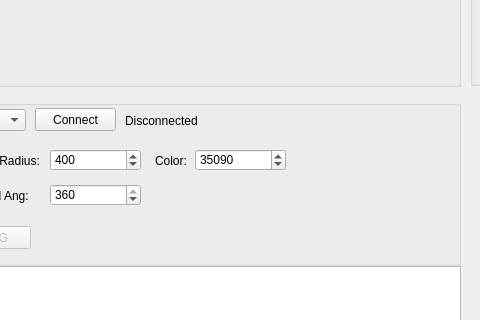
Old version of the form main-des.ui in the repository fossil-fishhhooks/kerr-imaging; both pictures show x 210 to 690 and y 624 to 944 of the 950 by 1029 pixel window.
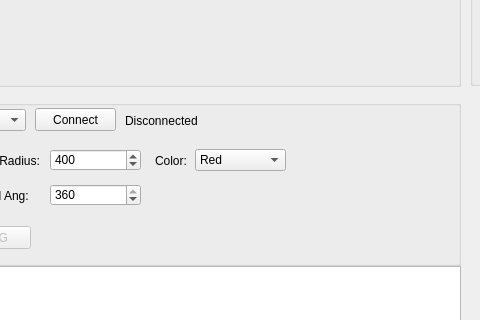
New version of the form.

Diff of the .ui file:
```diff
--- a/main-des.ui
+++ b/main-des.ui
@@ -245,7 +245,7 @@
       <string>Color:</string>
      </property>
     </widget>
-    <widget class="QSpinBox" name="color_spin">
+    <widget class="QComboBox" name="color_combo">
      <property name="geometry">
       <rect>
        <x>395</x>
@@ -254,12 +254,21 @@
        <height>22</height>
       </rect>
      </property>
-     <property name="maximum">
-      <number>65535</number>
-     </property>
-     <property name="value">
-      <number>35090</number>
-     </property>
+     <item>
+      <property name="text">
+       <string>Red</string>
+      </property>
+     </item>
+     <item>
+      <property name="text">
+       <string>Green</string>
+      </property>
+     </item>
+     <item>
+      <property name="text">
+       <string>Blue</string>
+      </property>
+     </item>
     </widget>
     <widget class="QLabel" name="startang_label">
      <property name="geometry">
```
